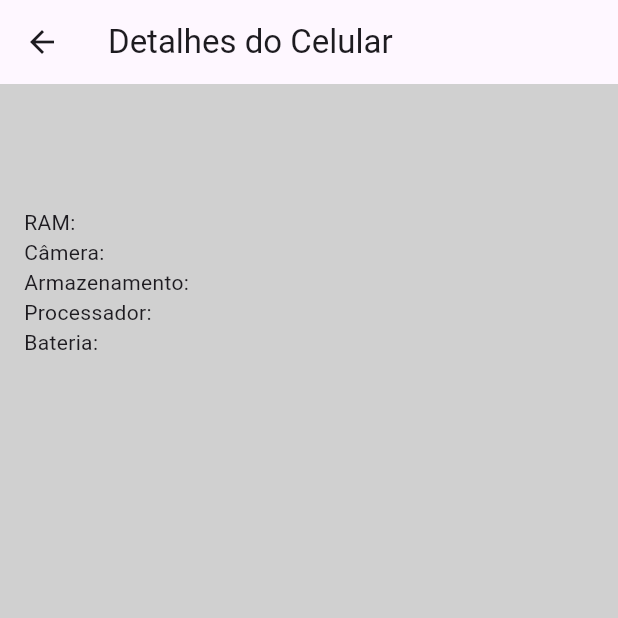
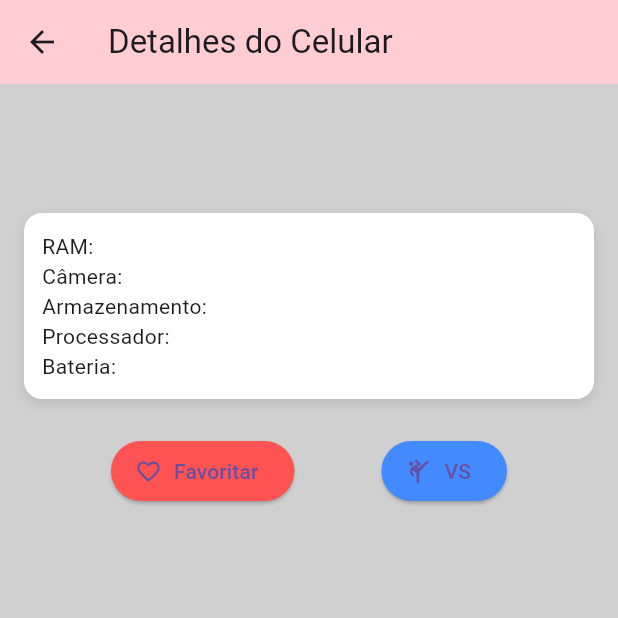
Before and after one commit to ian-veiga/PhoneDex, a Flutter app: the PhoneDetailScreen screen opened directly with empty values, on a phone screen of 412 x 824 dp, the top half of it. Run offline on Flutter 3.47's test engine with Material 3 defaults, Android fonts, the phone set to English and light mode, and no system bars; our stand-ins replace cloud_firestore, firebase_auth, firebase_core; accounts and stored records are empty; network calls fail.

Commit message:
Adição e remodulação de telas

```diff
--- /dev/null
+++ b/devtools_options.yaml
@@ -0,0 +1,3 @@
+description: This file stores settings for Dart & Flutter DevTools.
+documentation: https://docs.flutter.dev/tools/devtools/extensions#configure-extension-enablement-states
+extensions:
--- a/lib/screens/phone_detail_screen.dart
+++ b/lib/screens/phone_detail_screen.dart
@@ -3,6 +3,21 @@ import 'package:cloud_firestore/cloud_firestore.dart';
 
 class PhoneDetailScreen extends StatelessWidget {
   const PhoneDetailScreen({super.key});
+
+  Future<void> addToFavorites(String phoneId) async {
+    await FirebaseFirestore.instance.collection('favorites').doc(phoneId).set({
+      'phoneId': phoneId,
+      'addedAt': Timestamp.now(),
+    });
+  }
+
+  void startVsMode(BuildContext context, String currentPhoneId) {
+    Navigator.pushNamed(
+      context,
+      '/selectForVs',
+      arguments: {'firstPhoneId': currentPhoneId},
+    );
+  }
 
   @override
   Widget build(BuildContext context) {
@@ -10,7 +25,10 @@ class PhoneDetailScreen extends StatelessWidget {
     final String docId = args['docId'];
 
     return Scaffold(
-      appBar: AppBar(title: const Text('Detalhes do Celular')),
+      appBar: AppBar(
+        backgroundColor: const Color(0xFFFFCDD2),
+        title: const Text('Detalhes do Celular'),
+      ),
       body: FutureBuilder<DocumentSnapshot>(
         future: FirebaseFirestore.instance.collection('phones').doc(docId).get(),
         builder: (context, snapshot) {
@@ -20,17 +38,49 @@ class PhoneDetailScreen extends StatelessWidget {
           if (!snapshot.hasData || !snapshot.data!.exists) {
             return const Center(child: Text('Celular não encontrado'));
           }
+
           final data = snapshot.data!.data() as Map<String, dynamic>;
-          return Padding(
+
+          return SingleChildScrollView(
+            child: Padding(
               padding: const EdgeInsets.all(16),
+              child: Column(
+                crossAxisAlignment: CrossAxisAlignment.stretch,
+                children: [
+                  Text(
+                    data['name'] ?? '',
+                    textAlign: TextAlign.center,
+                    style: const TextStyle(fontSize: 26, fontWeight: FontWeight.bold),
+                  ),
+                  const SizedBox(height: 16),
+                  if (data['imageUrl'] != null && data['imageUrl'].isNotEmpty)
+                    Center(
+                      child: ClipRRect(
+                        borderRadius: BorderRadius.circular(12),
+                        child: Image.network(
+                          data['imageUrl'],
+                          height: 220,
+                          fit: BoxFit.contain,
+                        ),
+                      ),
+                    ),
+                  const SizedBox(height: 16),
+                  Container(
+                    padding: const EdgeInsets.all(12),
+                    decoration: BoxDecoration(
+                      color: Colors.white,
+                      borderRadius: BorderRadius.circular(12),
+                      boxShadow: [
+                        BoxShadow(
+                          color: Colors.black.withOpacity(0.1),
+                          blurRadius: 6,
+                          offset: const Offset(0, 3),
+                        ),
+                      ],
+                    ),
                     child: Column(
                       crossAxisAlignment: CrossAxisAlignment.start,
                       children: [
-                Text(data['name'] ?? '', style: const TextStyle(fontSize: 24, fontWeight: FontWeight.bold)),
-                const SizedBox(height: 16),
-                if (data['imageUrl'] != null && data['imageUrl'].isNotEmpty)
-                  Image.network(data['imageUrl'], height: 200),
-                const SizedBox(height: 16),
                         Text('RAM: ${data['ram'] ?? ''}'),
                         Text('Câmera: ${data['camera'] ?? ''}'),
                         Text('Armazenamento: ${data['storage'] ?? ''}'),
@@ -38,6 +88,45 @@ class PhoneDetailScreen extends StatelessWidget {
                         Text('Bateria: ${data['battery'] ?? ''}'),
                       ],
                     ),
+                  ),
+                  const SizedBox(height: 24),
+                  Row(
+                    mainAxisAlignment: MainAxisAlignment.spaceEvenly,
+                    children: [
+                      ElevatedButton.icon(
+                        onPressed: () async {
+                          await addToFavorites(docId);
+                          ScaffoldMessenger.of(context).showSnackBar(
+                            const SnackBar(content: Text('Adicionado aos favoritos!')),
+                          );
+                        },
+                        icon: const Icon(Icons.favorite_border),
+                        label: const Text('Favoritar'),
+                        style: ElevatedButton.styleFrom(
+                          backgroundColor: Colors.redAccent,
+                          shape: RoundedRectangleBorder(
+                            borderRadius: BorderRadius.circular(30),
+                          ),
+                        ),
+                      ),
+                      ElevatedButton.icon(
+                        onPressed: () {
+                          startVsMode(context, docId);
+                        },
+                        icon: const Icon(Icons.sports_martial_arts),
+                        label: const Text('VS'),
+                        style: ElevatedButton.styleFrom(
+                          backgroundColor: Colors.blueAccent,
+                          shape: RoundedRectangleBorder(
+                            borderRadius: BorderRadius.circular(30),
+                          ),
+                        ),
+                      ),
+                    ],
+                  ),
+                ],
+              ),
+            ),
           );
         },
       ),
--- a/pubspec.yaml
+++ b/pubspec.yaml
@@ -63,7 +63,7 @@ flutter:
 
   # To add assets to your application, add an assets section, like this:
   assets:
-   - assets/images/logo_com_nome.png
+   - assets/images/
 
   # An image asset can refer to one or more resolution-specific "variants", see
   # https://flutter.dev/to/resolution-aware-images
```
Also changed, not shown: lib/main.dart (+9 -3 lines), lib/screens/SelectOpponentScreen.dart (added, +105 -0 lines), lib/screens/comparison_screen.dart (added, +105 -0 lines), lib/screens/home_screen.dart (+159 -77 lines), assets/images/nomelogo.png (added). Lines whose indentation alone changed are shown as unchanged.
